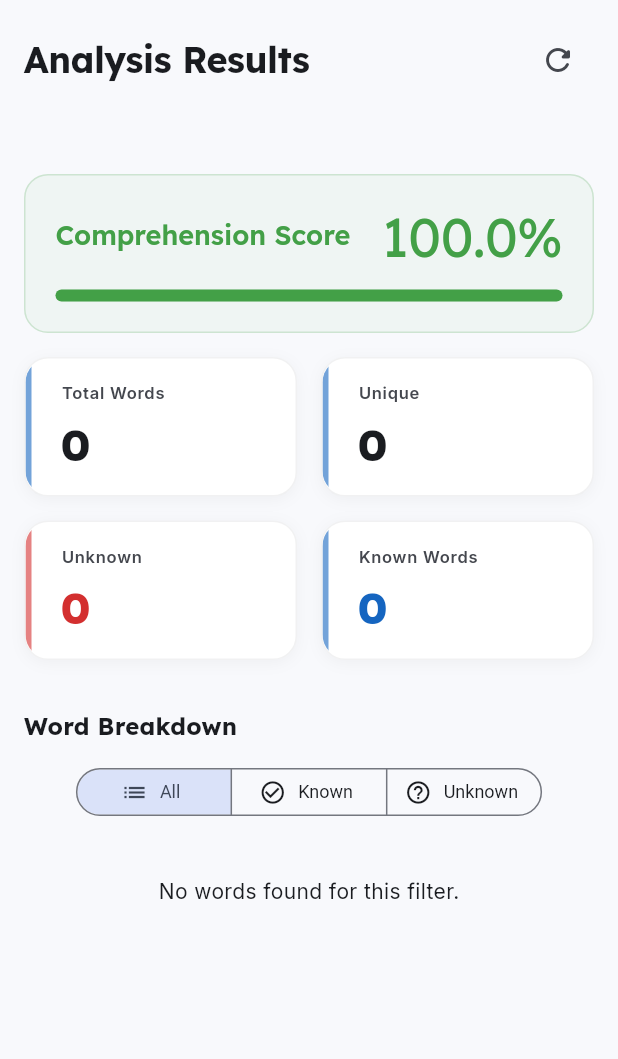
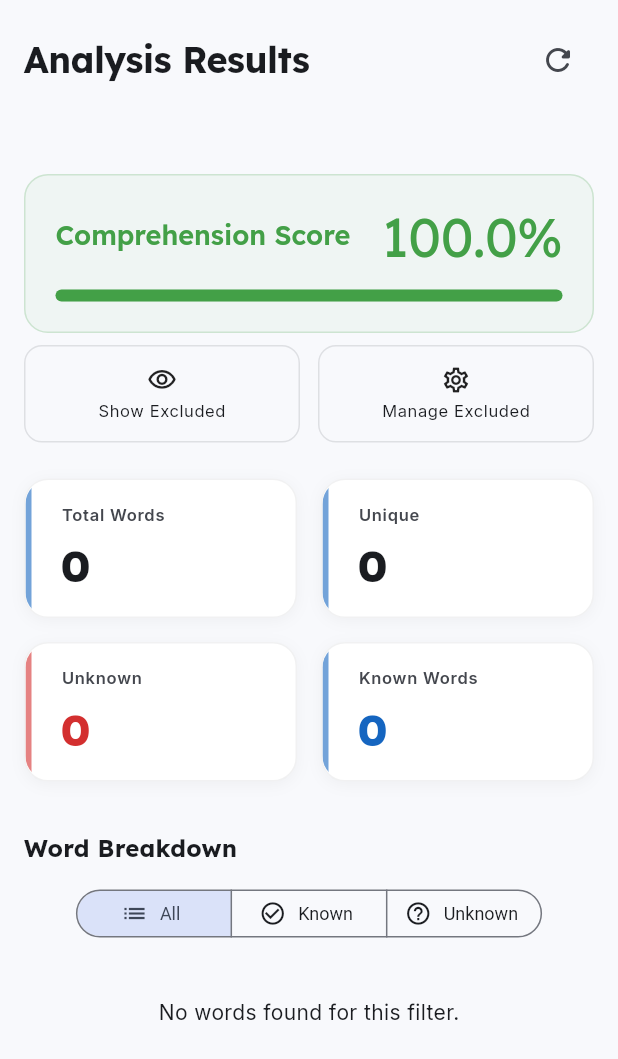
Before and after one commit to abdullahbokl/word-flow, a Flutter app: the AnalysisSummary widget shown alone on an empty page, opened directly with empty values, on a phone screen of 412 x 824 dp. Shown: the top 1059 px of the screen. Run offline on Flutter 3.47's test engine with Material 3 defaults, Android fonts, the phone set to English and light mode, and no system bars; our stand-ins replace drift, equatable, file_picker, flutter_animate, flutter_bloc, fpdart and 9 more; missing offline and left inert: dart:ffi, googleapis, sqlite3; accounts and stored records are empty; generated files the repository leaves out were written again.

Commit message:
feat: add excluded words shortcuts to analysis results screen

```diff
--- a/lib/features/text_analyzer/presentation/widgets/analysis_summary.dart
+++ b/lib/features/text_analyzer/presentation/widgets/analysis_summary.dart
@@ -1,13 +1,12 @@
 import 'package:flutter/material.dart';
-
 import 'package:lexitrack/core/common/models/word_with_local_freq.dart';
-
 import 'package:lexitrack/core/constants/app_strings.dart';
 import 'package:lexitrack/core/widgets/app_text.dart';
-import 'package:lexitrack/core/widgets/stat_card.dart';
 import 'package:lexitrack/core/widgets/word_list_section.dart';
 import 'package:lexitrack/features/text_analyzer/domain/entities/analysis_result.dart';
 import 'package:lexitrack/features/text_analyzer/presentation/widgets/comprehension_card.dart';
+import 'package:lexitrack/features/text_analyzer/presentation/widgets/excluded_words_shortcut.dart';
+import 'package:lexitrack/features/text_analyzer/presentation/widgets/stat_grid.dart';
 
 class AnalysisSummary extends StatelessWidget {
   const AnalysisSummary({
@@ -24,46 +23,18 @@ class AnalysisSummary extends StatelessWidget {
   @override
   Widget build(BuildContext context) {
     final theme = Theme.of(context);
-
     return CustomScrollView(
       slivers: [
-        SliverPadding(
-          padding: const EdgeInsets.fromLTRB(16, 16, 16, 0),
-          sliver: SliverToBoxAdapter(
-            child: Row(
-              children: [
-                const Expanded(
-                  child: AppText.headline(AppStrings.analysisResults),
-                ),
-                IconButton(
-                  onPressed: onReset,
-                  icon: const Icon(Icons.refresh_rounded),
-                  tooltip: 'Analyze Another Text',
-                ),
-              ],
-            ),
-          ),
-        ),
-        SliverPadding(
-          padding: const EdgeInsets.fromLTRB(16, 8, 16, 0),
-          sliver: SliverToBoxAdapter(
-            child: AppText.body(
-              result.title,
-              color: theme.colorScheme.onSurfaceVariant,
-            ),
-          ),
-        ),
-        SliverPadding(
-          padding: const EdgeInsets.fromLTRB(16, 24, 16, 0),
-          sliver: SliverToBoxAdapter(
-            child: ComprehensionCard(percentage: result.comprehension),
-          ),
+        _buildHeader(onReset),
+        _buildTitle(result.title, theme),
+        _buildComprehension(result.comprehension),
+        const SliverPadding(
+          padding: EdgeInsets.symmetric(horizontal: 16, vertical: 8),
+          sliver: SliverToBoxAdapter(child: ExcludedWordsShortcut()),
         ),
         SliverPadding(
           padding: const EdgeInsets.fromLTRB(16, 16, 16, 0),
-          sliver: SliverToBoxAdapter(
-            child: _StatGrid(result: result),
-          ),
+          sliver: SliverToBoxAdapter(child: StatGrid(result: result)),
         ),
         SliverPadding(
           padding: const EdgeInsets.fromLTRB(16, 32, 16, 32),
@@ -75,56 +46,34 @@ class AnalysisSummary extends StatelessWidget {
       ],
     );
   }
-}
 
-class _StatGrid extends StatelessWidget {
-  const _StatGrid({required this.result});
-
-  final AnalysisResult result;
-
-  @override
-  Widget build(BuildContext context) {
-    final theme = Theme.of(context);
-    return Column(
+  Widget _buildHeader(VoidCallback onReset) => SliverPadding(
+        padding: const EdgeInsets.fromLTRB(16, 16, 16, 0),
+        sliver: SliverToBoxAdapter(
+          child: Row(
             children: [
-        Row(
-          children: [
-            Expanded(
-              child: StatCard(
-                label: 'Total Words',
-                value: '${result.totalWords}',
-              ),
-            ),
-            const SizedBox(width: 16),
-            Expanded(
-              child: StatCard(
-                label: 'Unique',
-                value: '${result.uniqueWords}',
-              ),
+              const Expanded(child: AppText.headline(AppStrings.analysisResults)),
+              IconButton(
+                onPressed: onReset,
+                icon: const Icon(Icons.refresh_rounded),
+                tooltip: 'Analyze Another Text',
               ),
             ],
           ),
-        const SizedBox(height: 16),
-        Row(
-          children: [
-            Expanded(
-              child: StatCard(
-                label: 'Unknown',
-                value: '${result.unknownWords}',
-                color: theme.colorScheme.error,
         ),
+      );
+
+  Widget _buildTitle(String title, ThemeData theme) => SliverPadding(
+        padding: const EdgeInsets.fromLTRB(16, 8, 16, 0),
+        sliver: SliverToBoxAdapter(
+          child: AppText.body(title, color: theme.colorScheme.onSurfaceVariant),
         ),
-            const SizedBox(width: 16),
-            Expanded(
-              child: StatCard(
-                label: 'Known Words',
-                value: '${result.knownWords}',
-                color: theme.colorScheme.primary,
+      );
+
+  Widget _buildComprehension(double comprehension) => SliverPadding(
+        padding: const EdgeInsets.fromLTRB(16, 24, 16, 0),
+        sliver: SliverToBoxAdapter(
+          child: ComprehensionCard(percentage: comprehension),
         ),
-            ),
-          ],
-        ),
-      ],
       );
 }
-}
--- /dev/null
+++ b/lib/features/text_analyzer/presentation/widgets/excluded_words_shortcut.dart
@@ -0,0 +1,95 @@
+import 'package:flutter/material.dart';
+import 'package:lexitrack/core/widgets/app_text.dart';
+import 'package:lexitrack/features/excluded_words/presentation/pages/excluded_words_screen.dart';
+import 'package:lexitrack/features/excluded_words/presentation/widgets/excluded_word_list_view.dart';
+
+class ExcludedWordsShortcut extends StatelessWidget {
+  const ExcludedWordsShortcut({super.key});
+
+  @override
+  Widget build(BuildContext context) {
+    return Row(
+      children: [
+        Expanded(
+          child: _ShortcutButton(
+            icon: Icons.visibility_outlined,
+            label: 'Show Excluded',
+            onTap: () => _showExcludedWordsBottomSheet(context),
+          ),
+        ),
+        const SizedBox(width: 12),
+        Expanded(
+          child: _ShortcutButton(
+            icon: Icons.settings_outlined,
+            label: 'Manage Excluded',
+            onTap: () => Navigator.of(context).push(
+              MaterialPageRoute(builder: (_) => const ExcludedWordsScreen()),
+            ),
+          ),
+        ),
+      ],
+    );
+  }
+
+  void _showExcludedWordsBottomSheet(BuildContext context) {
+    showModalBottomSheet(
+      context: context,
+      shape: const RoundedRectangleBorder(
+        borderRadius: BorderRadius.vertical(top: Radius.circular(20)),
+      ),
+      builder: (_) => const _ExcludedBottomSheetBody(),
+    );
+  }
+}
+
+class _ExcludedBottomSheetBody extends StatelessWidget {
+  const _ExcludedBottomSheetBody();
+
+  @override
+  Widget build(BuildContext context) {
+    return Container(
+      padding: const EdgeInsets.all(20),
+      child: const Column(
+        children: [
+          AppText.label('Currently Excluded Words'),
+          SizedBox(height: 16),
+          Expanded(child: ExcludedWordListView()),
+        ],
+      ),
+    );
+  }
+}
+
+class _ShortcutButton extends StatelessWidget {
+  const _ShortcutButton({
+    required this.icon,
+    required this.label,
+    required this.onTap,
+  });
+
+  final IconData icon;
+  final String label;
+  final VoidCallback onTap;
+
+  @override
+  Widget build(BuildContext context) {
+    return InkWell(
+      onTap: onTap,
+      borderRadius: BorderRadius.circular(12),
+      child: Container(
+        padding: const EdgeInsets.all(12),
+        decoration: BoxDecoration(
+          border: Border.all(color: Theme.of(context).dividerColor.withAlpha(50)),
+          borderRadius: BorderRadius.circular(12),
+        ),
+        child: Column(
+          children: [
+            Icon(icon, size: 20),
+            const SizedBox(height: 4),
+            AppText.caption(label),
+          ],
+        ),
+      ),
+    );
+  }
+}
--- /dev/null
+++ b/lib/features/text_analyzer/presentation/widgets/stat_grid.dart
@@ -0,0 +1,49 @@
+import 'package:flutter/material.dart';
+import 'package:lexitrack/core/widgets/stat_card.dart';
+import 'package:lexitrack/features/text_analyzer/domain/entities/analysis_result.dart';
+
+class StatGrid extends StatelessWidget {
+  const StatGrid({required this.result, super.key});
+
+  final AnalysisResult result;
+
+  @override
+  Widget build(BuildContext context) {
+    final theme = Theme.of(context);
+    return Column(
+      children: [
+        Row(
+          children: [
+            Expanded(
+              child: StatCard(label: 'Total Words', value: '${result.totalWords}'),
+            ),
+            const SizedBox(width: 16),
+            Expanded(
+              child: StatCard(label: 'Unique', value: '${result.uniqueWords}'),
+            ),
+          ],
+        ),
+        const SizedBox(height: 16),
+        Row(
+          children: [
+            Expanded(
+              child: StatCard(
+                label: 'Unknown',
+                value: '${result.unknownWords}',
+                color: theme.colorScheme.error,
+              ),
+            ),
+            const SizedBox(width: 16),
+            Expanded(
+              child: StatCard(
+                label: 'Known Words',
+                value: '${result.knownWords}',
+                color: theme.colorScheme.primary,
+              ),
+            ),
+          ],
+        ),
+      ],
+    );
+  }
+}
```
Lines whose indentation alone changed are shown as unchanged.
